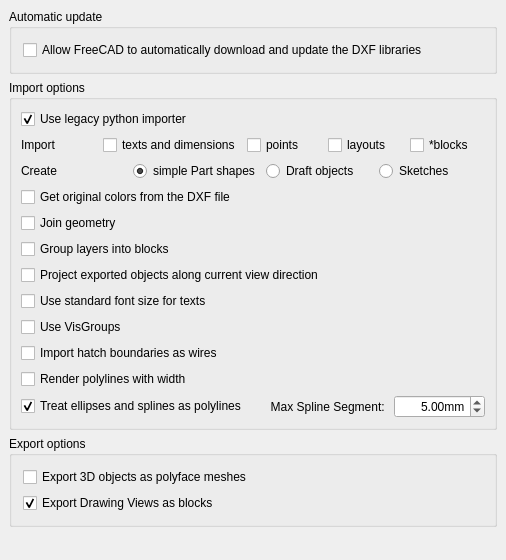
First picture: the form in src/Mod/Draft/Resources/ui/preferences-dxf.ui, repository berndhahnebach/All_FreeCAD, before the edit.
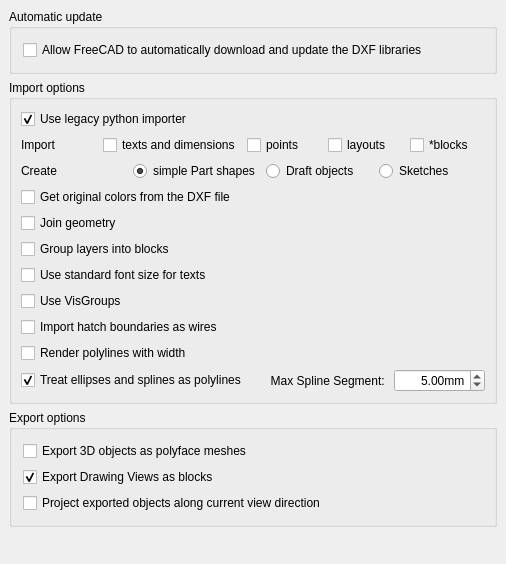
Second picture: the form after the edit. Custom widgets are drawn as their Qt base class.

Commit message: Draft: small change in DXF pref page layout

What changed in the file:
```diff
--- a/src/Mod/Draft/Resources/ui/preferences-dxf.ui
+++ b/src/Mod/Draft/Resources/ui/preferences-dxf.ui
@@ -7,7 +7,7 @@
     <x>0</x>
     <y>0</y>
     <width>506</width>
-    <height>560</height>
+    <height>564</height>
    </rect>
   </property>
   <property name="windowTitle">
@@ -278,26 +278,6 @@
         </item>
        </layout>
       </item>
-      <item>
-       <layout class="QHBoxLayout" name="horizontalLayout_14">
-        <item>
-         <widget class="Gui::PrefCheckBox" name="gui::prefcheckbox_12">
-          <property name="toolTip">
-           <string>If this is checked, the exported objects will be projected to reflect the current view direction</string>
-          </property>
-          <property name="text">
-           <string>Project exported objects along current view direction</string>
-          </property>
-          <property name="prefEntry" stdset="0">
-           <cstring>dxfproject</cstring>
-          </property>
-          <property name="prefPath" stdset="0">
-           <cstring>Mod/Draft</cstring>
-          </property>
-         </widget>
-        </item>
-       </layout>
-      </item>
       <item>
        <layout class="QHBoxLayout" name="horizontalLayout_11">
         <item>
@@ -501,6 +481,26 @@
         </item>
        </layout>
       </item>
+      <item>
+       <layout class="QHBoxLayout" name="horizontalLayout_14">
+        <item>
+         <widget class="Gui::PrefCheckBox" name="gui::prefcheckbox_12">
+          <property name="toolTip">
+           <string>If this is checked, the exported objects will be projected to reflect the current view direction</string>
+          </property>
+          <property name="text">
+           <string>Project exported objects along current view direction</string>
+          </property>
+          <property name="prefEntry" stdset="0">
+           <cstring>dxfproject</cstring>
+          </property>
+          <property name="prefPath" stdset="0">
+           <cstring>Mod/Draft</cstring>
+          </property>
+         </widget>
+        </item>
+       </layout>
+      </item>
      </layout>
     </widget>
    </item>
```
